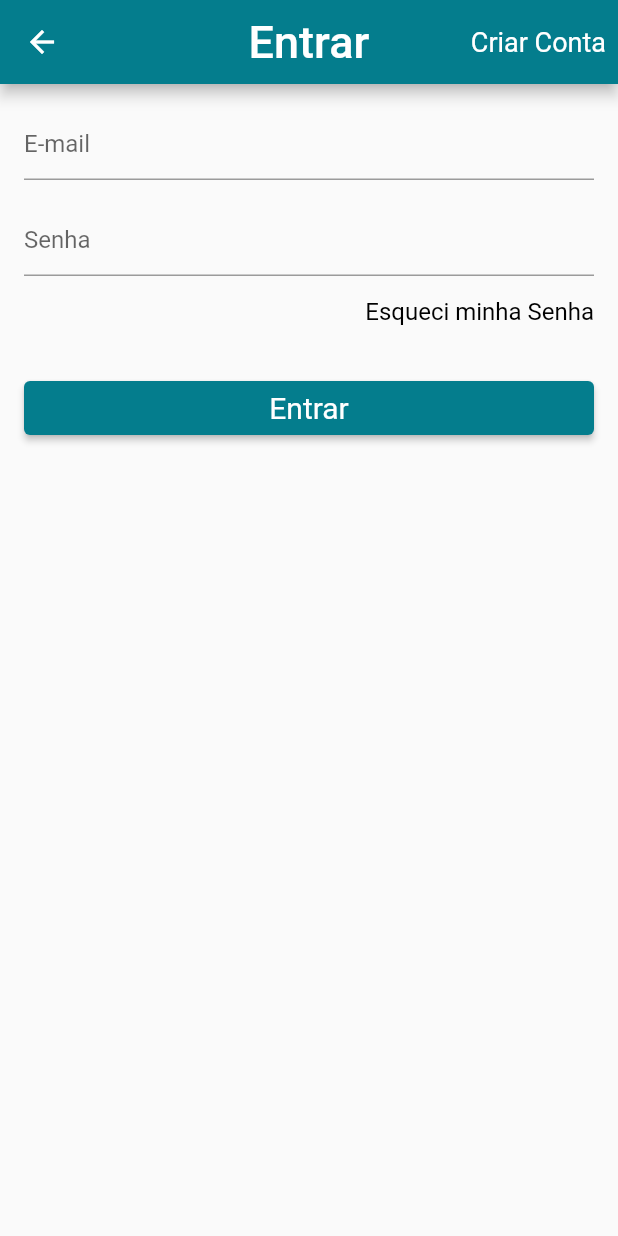
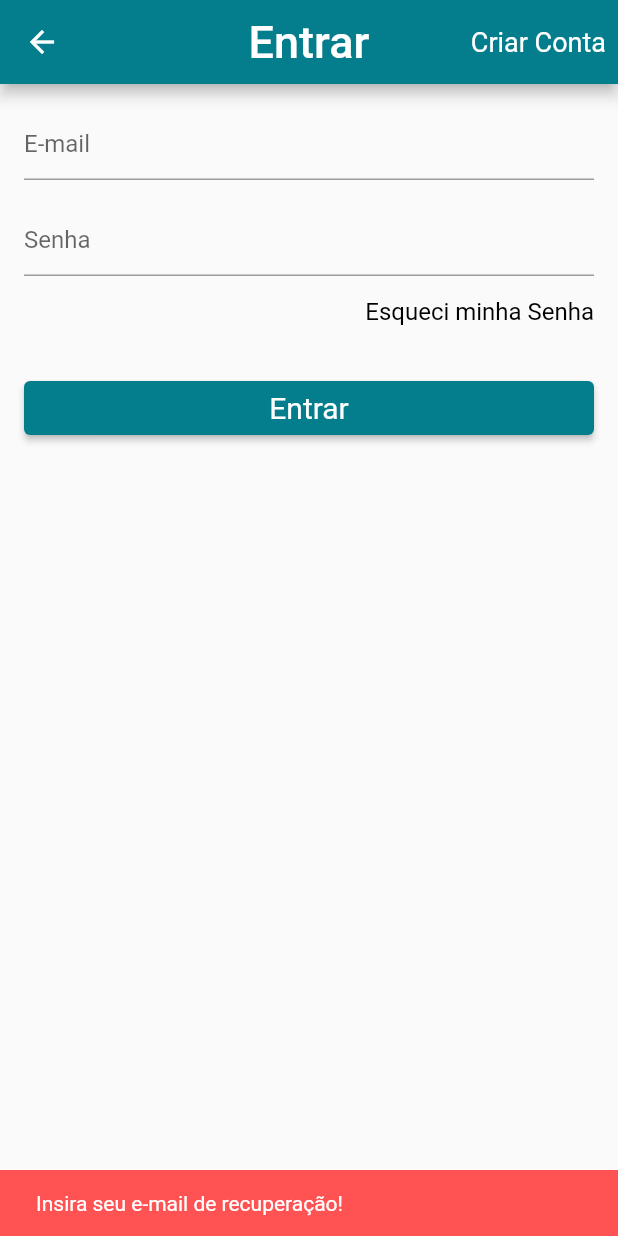
Before and after one commit to tonypereiramelo/loja_importacao, a Flutter app: the LoginScreen screen opened directly, after a tap on "Esqueci minha Senha", on a phone screen of 412 x 824 dp. Run offline on Flutter 3.47's test engine with Material 2 defaults, Android fonts, the phone set to English and light mode, and no system bars; our stand-ins replace cached_network_image, carousel_slider, cloud_firestore, firebase_auth, firebase_core, transparent_image; accounts and stored records are empty.

Commit message:
recuperaçao de senha
recuperação de senha

```diff
--- a/lib/models/user_model.dart
+++ b/lib/models/user_model.dart
@@ -71,7 +71,9 @@
     notifyListeners();
   }
 
-  void recoverPass() {}
+  void recoverPass(String email) {
+    _auth.sendPasswordResetEmail(email: email);
+  }
 
   bool isLoggedIn() {
     return user != null;
--- a/lib/screens/login_screen.dart
+++ b/lib/screens/login_screen.dart
@@ -69,7 +69,22 @@
                   Align(
                     alignment: Alignment.centerRight,
                     child: TextButton(
-                      onPressed: () {},
+                      onPressed: () {
+                        if (_emailController.text.isEmpty)
+                          ScaffoldMessenger.of(context).showSnackBar(SnackBar(
+                            content: Text("Insira seu e-mail de recuperação!"),
+                            backgroundColor: Colors.redAccent,
+                            duration: Duration(seconds: 2),
+                          ));
+                        else {
+                          model.recoverPass(_emailController.text);
+                          ScaffoldMessenger.of(context).showSnackBar(SnackBar(
+                            content: Text("Confira seu e-mail!"),
+                            backgroundColor: Theme.of(context).primaryColor,
+                            duration: Duration(seconds: 2),
+                          ));
+                        }
+                      },
                       child: Text("Esqueci minha Senha"),
                       style: TextButton.styleFrom(
                           primary: Colors.black,
```
Also changed, not shown: 1 other file.
